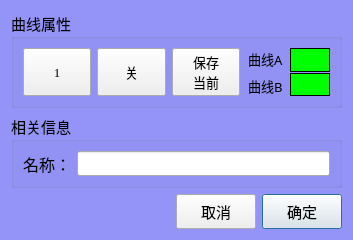
Above: AnalysisMode/clsSelectedRefProperty.ui from caicaiking/WKEFactoryView2014 before the change. Below: the same form after it.
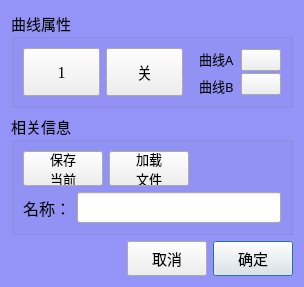
That is the form after the change. Custom widgets are drawn as their Qt base class.

```diff
--- a/AnalysisMode/clsSelectedRefProperty.ui
+++ b/AnalysisMode/clsSelectedRefProperty.ui
@@ -6,8 +6,8 @@
    <rect>
     <x>0</x>
     <y>0</y>
-    <width>353</width>
-    <height>207</height>
+    <width>304</width>
+    <height>253</height>
    </rect>
   </property>
   <property name="windowTitle">
@@ -21,7 +21,7 @@
 	background-color: rgb(148, 148, 248);
 }</string>
   </property>
-  <layout class="QVBoxLayout" name="verticalLayout_3">
+  <layout class="QVBoxLayout" name="verticalLayout_4">
    <item>
     <widget class="QGroupBox" name="groupBox_2">
      <property name="font">
@@ -51,7 +51,7 @@
         <property name="font">
          <font>
           <family>Times New Roman</family>
-          <pointsize>10</pointsize>
+          <pointsize>12</pointsize>
          </font>
         </property>
         <property name="text">
@@ -79,7 +79,7 @@
         <property name="font">
          <font>
           <family>楷体</family>
-          <pointsize>10</pointsize>
+          <pointsize>12</pointsize>
          </font>
         </property>
         <property name="text">
@@ -93,38 +93,6 @@
         </property>
        </widget>
       </item>
-      <item>
-       <widget class="QPushButton" name="btnSaveCurrentCurve">
-        <property name="minimumSize">
-         <size>
-          <width>35</width>
-          <height>35</height>
-         </size>
-        </property>
-        <property name="maximumSize">
-         <size>
-          <width>1414</width>
-          <height>1414</height>
-         </size>
-        </property>
-        <property name="font">
-         <font>
-          <family>楷体</family>
-          <pointsize>10</pointsize>
-         </font>
-        </property>
-        <property name="text">
-         <string>保存
-当前</string>
-        </property>
-        <property name="checkable">
-         <bool>true</bool>
-        </property>
-        <property name="autoDefault">
-         <bool>false</bool>
-        </property>
-       </widget>
-      </item>
       <item>
        <spacer name="horizontalSpacer">
         <property name="orientation">
@@ -174,58 +142,20 @@
          <number>1</number>
         </property>
         <item>
-         <widget class="ClickedLabel" name="clrTraceA">
-          <property name="minimumSize">
-           <size>
-            <width>40</width>
-            <height>0</height>
-           </size>
-          </property>
-          <property name="maximumSize">
-           <size>
-            <width>1414</width>
-            <height>16777215</height>
-           </size>
-          </property>
-          <property name="styleSheet">
-           <string notr="true"> 
-background-color: rgb(0, 255, 0);</string>
-          </property>
-          <property name="frameShape">
-           <enum>QFrame::Box</enum>
-          </property>
-          <property name="frameShadow">
-           <enum>QFrame::Plain</enum>
-          </property>
+         <widget class="QPushButton" name="btnTraceA">
           <property name="text">
            <string/>
           </property>
          </widget>
         </item>
         <item>
-         <widget class="ClickedLabel" name="clrTraceB">
+         <widget class="QPushButton" name="btnTraceB">
           <property name="minimumSize">
            <size>
             <width>40</width>
             <height>0</height>
            </size>
           </property>
-          <property name="maximumSize">
-           <size>
-            <width>1414</width>
-            <height>16777215</height>
-           </size>
-          </property>
-          <property name="styleSheet">
-           <string notr="true"> 
-background-color: rgb(0, 255, 0);</string>
-          </property>
-          <property name="frameShape">
-           <enum>QFrame::Box</enum>
-          </property>
-          <property name="frameShadow">
-           <enum>QFrame::Plain</enum>
-          </property>
           <property name="text">
            <string/>
           </property>
@@ -247,7 +177,88 @@
      <property name="title">
       <string>相关信息</string>
      </property>
-     <layout class="QHBoxLayout" name="horizontalLayout_4">
+     <layout class="QVBoxLayout" name="verticalLayout_3">
+      <item>
+       <layout class="QHBoxLayout" name="horizontalLayout_3">
+        <item>
+         <widget class="QPushButton" name="btnSaveCurrentCurve">
+          <property name="minimumSize">
+           <size>
+            <width>35</width>
+            <height>35</height>
+           </size>
+          </property>
+          <property name="maximumSize">
+           <size>
+            <width>1414</width>
+            <height>1414</height>
+           </size>
+          </property>
+          <property name="font">
+           <font>
+            <family>楷体</family>
+            <pointsize>10</pointsize>
+           </font>
+          </property>
+          <property name="text">
+           <string>保存
+当前</string>
+          </property>
+          <property name="checkable">
+           <bool>true</bool>
+          </property>
+          <property name="autoDefault">
+           <bool>false</bool>
+          </property>
+         </widget>
+        </item>
+        <item>
+         <widget class="QPushButton" name="btnLoadDataFile">
+          <property name="minimumSize">
+           <size>
+            <width>35</width>
+            <height>35</height>
+           </size>
+          </property>
+          <property name="maximumSize">
+           <size>
+            <width>1414</width>
+            <height>1414</height>
+           </size>
+          </property>
+          <property name="font">
+           <font>
+            <family>楷体</family>
+            <pointsize>10</pointsize>
+           </font>
+          </property>
+          <property name="text">
+           <string>加载
+文件</string>
+          </property>
+          <property name="checkable">
+           <bool>false</bool>
+          </property>
+          <property name="autoDefault">
+           <bool>false</bool>
+          </property>
+         </widget>
+        </item>
+        <item>
+         <spacer name="horizontalSpacer_3">
+          <property name="orientation">
+           <enum>Qt::Horizontal</enum>
+          </property>
+          <property name="sizeHint" stdset="0">
+           <size>
+            <width>40</width>
+            <height>20</height>
+           </size>
+          </property>
+         </spacer>
+        </item>
+       </layout>
+      </item>
       <item>
        <layout class="QHBoxLayout" name="horizontalLayout_2">
         <item>
@@ -271,6 +282,7 @@
           <property name="font">
            <font>
             <family>楷体</family>
+            <pointsize>12</pointsize>
            </font>
           </property>
          </widget>
@@ -343,13 +355,6 @@
    </item>
   </layout>
  </widget>
- <customwidgets>
-  <customwidget>
-   <class>ClickedLabel</class>
-   <extends>QLabel</extends>
-   <header>ClickedLabel.h</header>
-  </customwidget>
- </customwidgets>
  <resources/>
  <connections>
   <connection>
```
